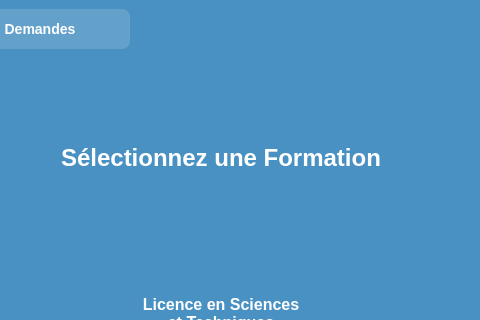
Before: the Qt Designer form Gestion_de_Departement_GI/selectionwindow.ui in MedGm/QTproject, drawn with Qt 5; both pictures show x 279 to 759 and y 0 to 320 of the 1000 by 600 pixel window.
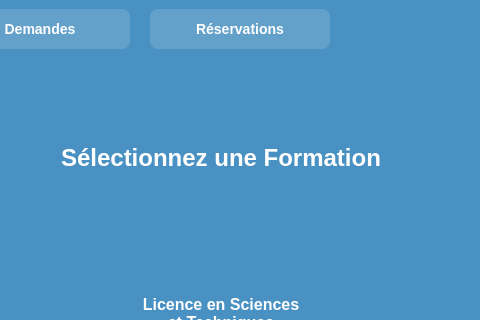
After: the same form once the commit is applied. Icons and pictures are not drawn.

What changed in the file:
```diff
--- a/Gestion_de_Departement_GI/selectionwindow.ui
+++ b/Gestion_de_Departement_GI/selectionwindow.ui
@@ -29,7 +29,7 @@
     QWidget#centralwidget {
         background: rgba(41, 128, 185, 0.85);
     }
-    #professorsButton, #demandsButton {
+    #professorsButton, #demandsButton, #reservationsButton {
         background-color: rgba(255, 255, 255, 0.15);
         color: white;
         border: none;
@@ -107,6 +107,35 @@
         </property>
        </widget>
       </item>
+      <item>
+       <widget class="QPushButton" name="reservationsButton">
+        <property name="minimumSize">
+         <size>
+          <width>180</width>
+          <height>40</height>
+         </size>
+        </property>
+        <property name="styleSheet">
+         <string notr="true">
+                background-color: rgba(255, 255, 255, 0.15);
+                color: white;
+                border: none;
+                border-radius: 8px;
+                font-family: 'Segoe UI', Arial;
+                font-size: 14px;
+                font-weight: bold;
+                padding: 8px 15px;
+            </string>
+        </property>
+        <property name="text">
+         <string>Réservations</string>
+        </property>
+        <property name="icon">
+         <iconset>
+          <normaloff>:/assets/calendar.png</normaloff>:/assets/calendar.png</iconset>
+        </property>
+       </widget>
+      </item>
       <item>
        <spacer name="horizontalSpacer">
         <property name="orientation">
```
Left out of the diff: 16 changed lines with no effect on the pictures.
